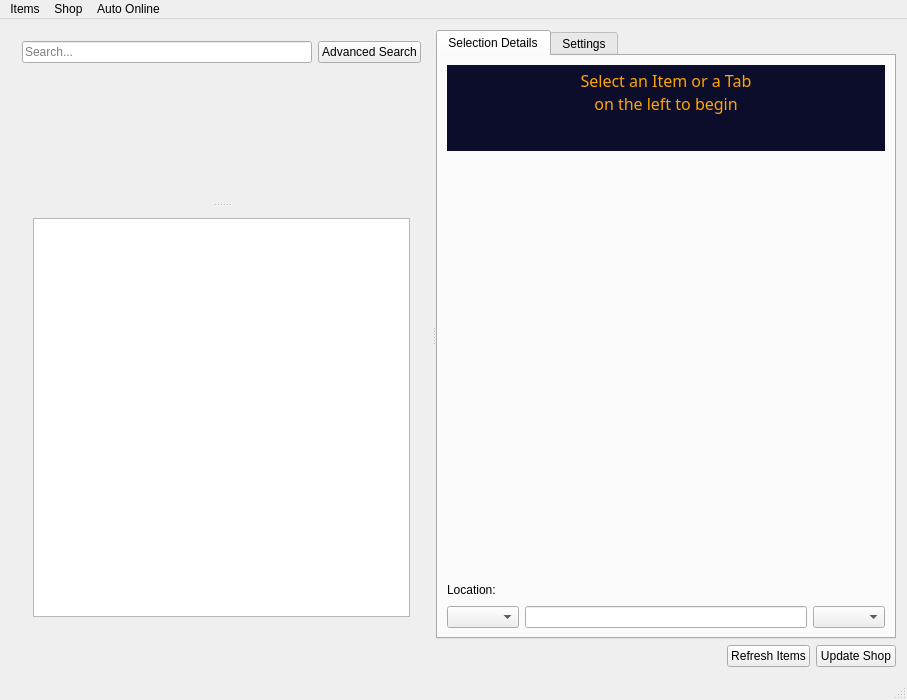
Old version of the form forms/mainwindow.ui in the repository xyzz/acquisition.
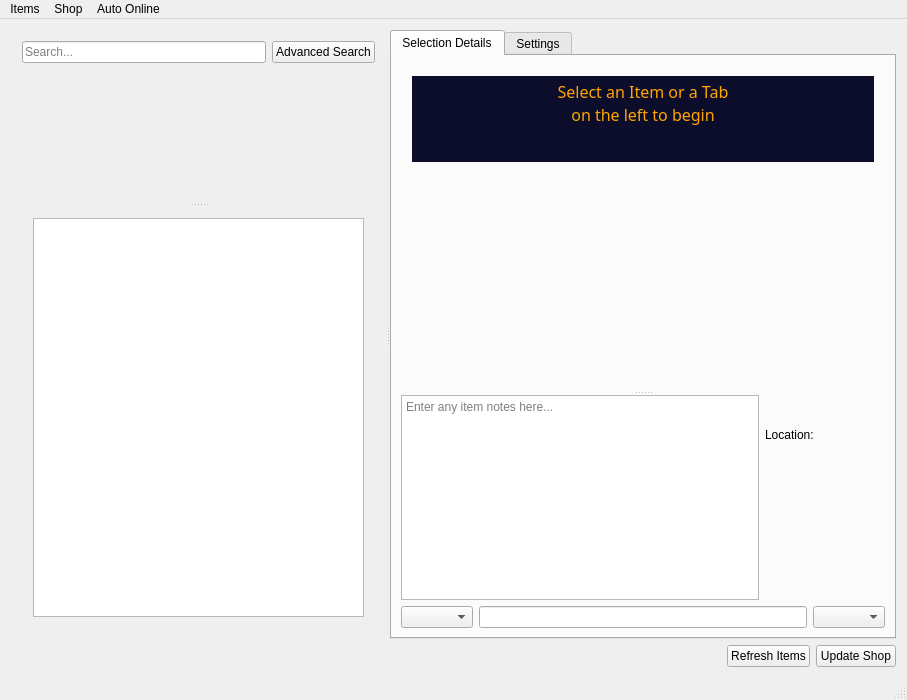
New version of the form. Icons and pictures are not drawn.

Commit message:
Implemented the logchecker, and started on notes
Also made Procurement minimize to the tray

```diff
--- a/forms/mainwindow.ui
+++ b/forms/mainwindow.ui
@@ -91,7 +91,7 @@
                  <x>0</x>
                  <y>0</y>
                  <width>401</width>
-                 <height>105</height>
+                 <height>134</height>
                 </rect>
                </property>
                <layout class="QHBoxLayout" name="horizontalLayout_5">
@@ -194,27 +194,29 @@
         <attribute name="title">
          <string>Selection Details</string>
         </attribute>
+        <layout class="QVBoxLayout" name="verticalLayout_12">
+         <property name="spacing">
+          <number>6</number>
+         </property>
+         <property name="leftMargin">
+          <number>9</number>
+         </property>
+         <property name="topMargin">
+          <number>9</number>
+         </property>
+         <property name="rightMargin">
+          <number>9</number>
+         </property>
+         <property name="bottomMargin">
+          <number>9</number>
+         </property>
+         <item>
+          <widget class="QSplitter" name="splitter_3">
+           <property name="orientation">
+            <enum>Qt::Vertical</enum>
+           </property>
+           <widget class="QWidget" name="verticalLayoutWidget_4">
         <layout class="QVBoxLayout" name="verticalLayout">
-         <property name="spacing">
-          <number>6</number>
-         </property>
-         <property name="leftMargin">
-          <number>9</number>
-         </property>
-         <property name="topMargin">
-          <number>9</number>
-         </property>
-         <property name="rightMargin">
-          <number>9</number>
-         </property>
-         <property name="bottomMargin">
-          <number>9</number>
-         </property>
-         <item>
-          <layout class="QVBoxLayout" name="itemLayout">
-           <property name="sizeConstraint">
-            <enum>QLayout::SetMinimumSize</enum>
-           </property>
            <item>
             <widget class="QWidget" name="headerWidget" native="true">
              <property name="sizePolicy">
@@ -558,6 +560,12 @@
            </item>
            <item>
             <widget class="QTextEdit" name="propertiesLabel">
+               <property name="sizePolicy">
+                <sizepolicy hsizetype="Expanding" vsizetype="Expanding">
+                 <horstretch>0</horstretch>
+                 <verstretch>0</verstretch>
+                </sizepolicy>
+               </property>
              <property name="autoFillBackground">
               <bool>false</bool>
              </property>
@@ -578,21 +586,52 @@
              </property>
             </widget>
            </item>
-           <item>
-            <spacer name="verticalSpacer_2">
-             <property name="orientation">
-              <enum>Qt::Vertical</enum>
-             </property>
-             <property name="sizeHint" stdset="0">
+            </layout>
+           </widget>
+           <widget class="QWidget" name="notesPanel" native="true">
+            <property name="sizePolicy">
+             <sizepolicy hsizetype="Preferred" vsizetype="Preferred">
+              <horstretch>0</horstretch>
+              <verstretch>0</verstretch>
+             </sizepolicy>
+            </property>
+            <property name="maximumSize">
               <size>
-               <width>20</width>
-               <height>0</height>
-              </size>
-             </property>
-            </spacer>
-           </item>
-           <item>
+              <width>16777215</width>
+              <height>16777215</height>
+             </size>
+            </property>
             <layout class="QHBoxLayout" name="horizontalLayout_4">
+             <property name="spacing">
+              <number>6</number>
+             </property>
+             <property name="leftMargin">
+              <number>0</number>
+             </property>
+             <property name="topMargin">
+              <number>0</number>
+             </property>
+             <property name="rightMargin">
+              <number>0</number>
+             </property>
+             <property name="bottomMargin">
+              <number>0</number>
+             </property>
+             <item>
+              <widget class="QPlainTextEdit" name="selectionNotes">
+               <property name="sizePolicy">
+                <sizepolicy hsizetype="Expanding" vsizetype="Preferred">
+                 <horstretch>0</horstretch>
+                 <verstretch>0</verstretch>
+                </sizepolicy>
+               </property>
+               <property name="placeholderText">
+                <string>Enter any item notes here...</string>
+               </property>
+              </widget>
+             </item>
+             <item>
+              <layout class="QVBoxLayout" name="verticalLayout_7">
              <item>
               <widget class="QLabel" name="locationLabel">
                <property name="text">
@@ -600,21 +639,20 @@
                </property>
               </widget>
              </item>
-             <item>
-              <spacer name="horizontalSpacer_3">
-               <property name="orientation">
-                <enum>Qt::Horizontal</enum>
-               </property>
-               <property name="sizeHint" stdset="0">
-                <size>
-                 <width>40</width>
-                 <height>20</height>
-                </size>
-               </property>
-              </spacer>
-             </item>
              <item>
               <widget class="QLabel" name="minimapLabel">
+                 <property name="minimumSize">
+                  <size>
+                   <width>120</width>
+                   <height>120</height>
+                  </size>
+                 </property>
+                 <property name="maximumSize">
+                  <size>
+                   <width>120</width>
+                   <height>120</height>
+                  </size>
+                 </property>
                <property name="alignment">
                 <set>Qt::AlignRight|Qt::AlignTrailing|Qt::AlignVCenter</set>
                </property>
@@ -622,6 +660,10 @@
              </item>
             </layout>
            </item>
+            </layout>
+           </widget>
+          </widget>
+         </item>
            <item>
             <layout class="QHBoxLayout" name="horizontalLayout">
              <property name="spacing">
@@ -635,8 +677,6 @@
              </item>
              <item>
               <widget class="QComboBox" name="buyoutCurrencyComboBox"/>
-             </item>
-            </layout>
            </item>
           </layout>
          </item>
```
Lines whose indentation alone changed are shown as unchanged. The commit also changes 3 other files.
